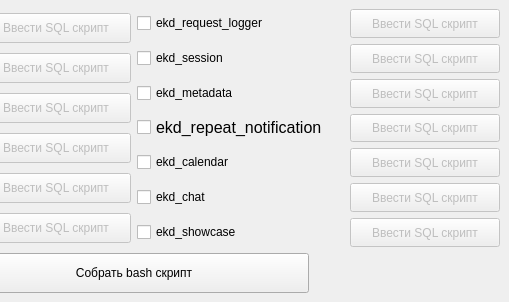
Above: src/ui_designer/mainWindow.ui from gkeep/script-creator before the change; both pictures show x 241 to 750 and y 0 to 302 of the 750 by 302 pixel window. Below: the same form after it.
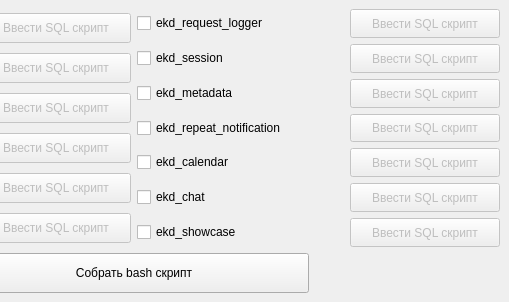
That is the form after the change.

The edit to the form file:
```diff
--- a/src/ui_designer/mainWindow.ui
+++ b/src/ui_designer/mainWindow.ui
@@ -299,7 +299,7 @@
            <widget class="QCheckBox" name="checkBox_repeat">
             <property name="font">
              <font>
-              <pointsize>12</pointsize>
+              <pointsize>9</pointsize>
              </font>
             </property>
             <property name="text">
```
